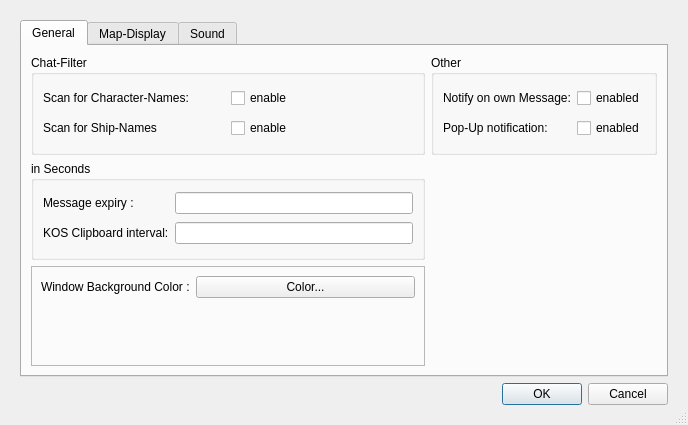
Old version of the form src/vi/ui/Settings.ui in the repository Subtalime/vintel.
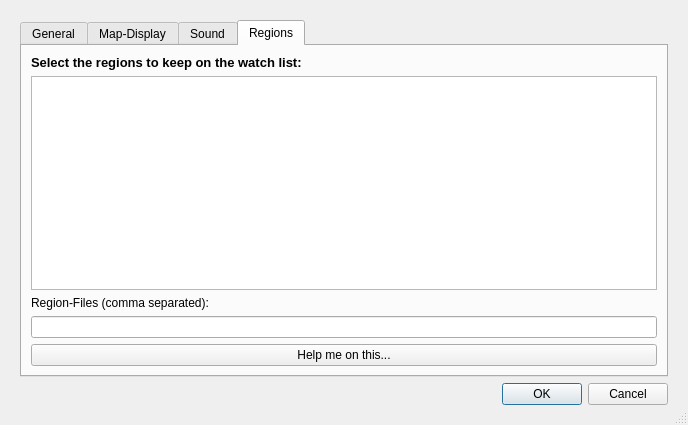
New version of the form. The open tabs and pages were chosen to show the change.

Commit message: adding Regions to settings

```diff
--- a/src/vi/ui/Settings.ui
+++ b/src/vi/ui/Settings.ui
@@ -253,6 +253,63 @@
           </item>
          </layout>
         </widget>
+        <widget class="QWidget" name="tab_regions">
+         <attribute name="title">
+          <string>Regions</string>
+         </attribute>
+         <layout class="QVBoxLayout" name="verticalLayout_2">
+          <item>
+           <widget class="QLabel" name="label_10">
+            <property name="font">
+             <font>
+              <pointsize>10</pointsize>
+              <weight>75</weight>
+              <bold>true</bold>
+             </font>
+            </property>
+            <property name="text">
+             <string>Select the regions to keep on the watch list:</string>
+            </property>
+            <property name="textFormat">
+             <enum>Qt::PlainText</enum>
+            </property>
+            <property name="wordWrap">
+             <bool>true</bool>
+            </property>
+           </widget>
+          </item>
+          <item>
+           <widget class="QListWidget" name="listWidget">
+            <property name="alternatingRowColors">
+             <bool>true</bool>
+            </property>
+            <property name="selectionMode">
+             <enum>QAbstractItemView::MultiSelection</enum>
+            </property>
+            <property name="sortingEnabled">
+             <bool>true</bool>
+            </property>
+           </widget>
+          </item>
+          <item>
+           <widget class="QLabel" name="label_9">
+            <property name="text">
+             <string>Region-Files (comma separated):</string>
+            </property>
+           </widget>
+          </item>
+          <item>
+           <widget class="QLineEdit" name="txtRegions"/>
+          </item>
+          <item>
+           <widget class="QPushButton" name="btnRegionHelp">
+            <property name="text">
+             <string>Help me on this...</string>
+            </property>
+           </widget>
+          </item>
+         </layout>
+        </widget>
        </widget>
       </item>
       <item>
```
The commit also changes 2 other files.
